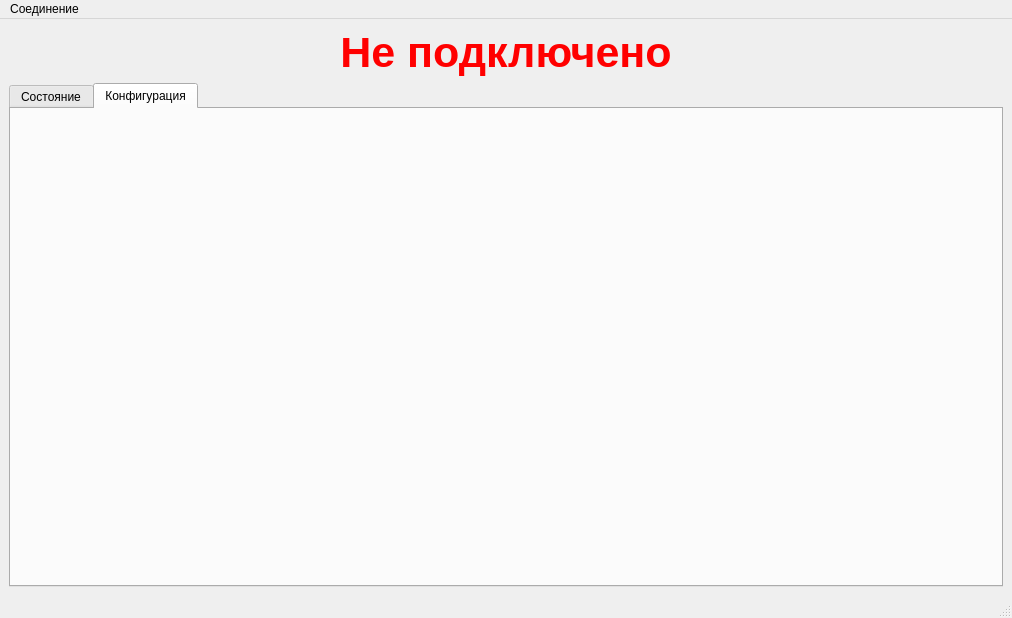
Above: mainwindow.ui from Balyaev-D-A/UNOConfigurator before the change. Below: the same form after it.
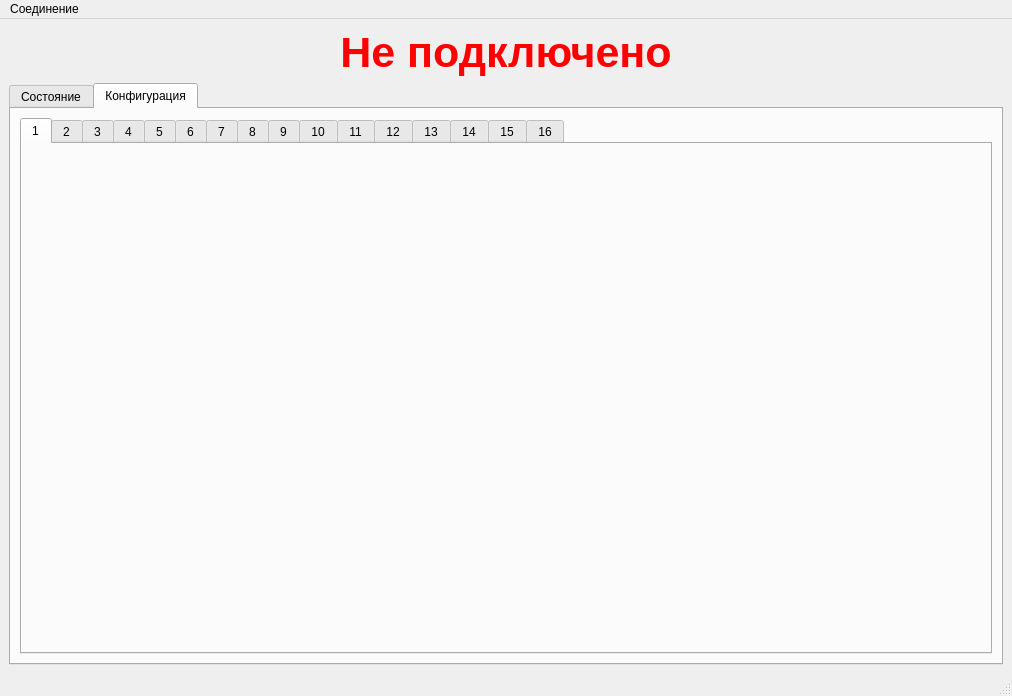
That is the form after the change. The open tabs and pages were chosen to show the change.

Patch:
```diff
--- a/mainwindow.ui
+++ b/mainwindow.ui
@@ -7,7 +7,7 @@
     <x>0</x>
     <y>0</y>
     <width>1012</width>
-    <height>618</height>
+    <height>696</height>
    </rect>
   </property>
   <property name="windowTitle">
@@ -386,6 +386,95 @@
        <attribute name="title">
         <string>Конфигурация</string>
        </attribute>
+       <layout class="QHBoxLayout" name="horizontalLayout">
+        <item>
+         <widget class="QTabWidget" name="tabWidget_2">
+          <property name="currentIndex">
+           <number>0</number>
+          </property>
+          <widget class="QWidget" name="tab_2">
+           <attribute name="title">
+            <string>1</string>
+           </attribute>
+          </widget>
+          <widget class="QWidget" name="tab_3">
+           <attribute name="title">
+            <string>2</string>
+           </attribute>
+          </widget>
+          <widget class="QWidget" name="tab_4">
+           <attribute name="title">
+            <string>3</string>
+           </attribute>
+          </widget>
+          <widget class="QWidget" name="tab_5">
+           <attribute name="title">
+            <string>4</string>
+           </attribute>
+          </widget>
+          <widget class="QWidget" name="tab_6">
+           <attribute name="title">
+            <string>5</string>
+           </attribute>
+          </widget>
+          <widget class="QWidget" name="tab_7">
+           <attribute name="title">
+            <string>6</string>
+           </attribute>
+          </widget>
+          <widget class="QWidget" name="tab_8">
+           <attribute name="title">
+            <string>7</string>
+           </attribute>
+          </widget>
+          <widget class="QWidget" name="tab_9">
+           <attribute name="title">
+            <string>8</string>
+           </attribute>
+          </widget>
+          <widget class="QWidget" name="tab_10">
+           <attribute name="title">
+            <string>9</string>
+           </attribute>
+          </widget>
+          <widget class="QWidget" name="tab_11">
+           <attribute name="title">
+            <string>10</string>
+           </attribute>
+          </widget>
+          <widget class="QWidget" name="tab_12">
+           <attribute name="title">
+            <string>11</string>
+           </attribute>
+          </widget>
+          <widget class="QWidget" name="tab_13">
+           <attribute name="title">
+            <string>12</string>
+           </attribute>
+          </widget>
+          <widget class="QWidget" name="tab_14">
+           <attribute name="title">
+            <string>13</string>
+           </attribute>
+          </widget>
+          <widget class="QWidget" name="tab_15">
+           <attribute name="title">
+            <string>14</string>
+           </attribute>
+          </widget>
+          <widget class="QWidget" name="tab_16">
+           <attribute name="title">
+            <string>15</string>
+           </attribute>
+          </widget>
+          <widget class="QWidget" name="tab_17">
+           <attribute name="title">
+            <string>16</string>
+           </attribute>
+          </widget>
+         </widget>
+        </item>
+       </layout>
       </widget>
      </widget>
     </item>
```
Left out of the diff: 2 changed lines with no effect on the pictures.
